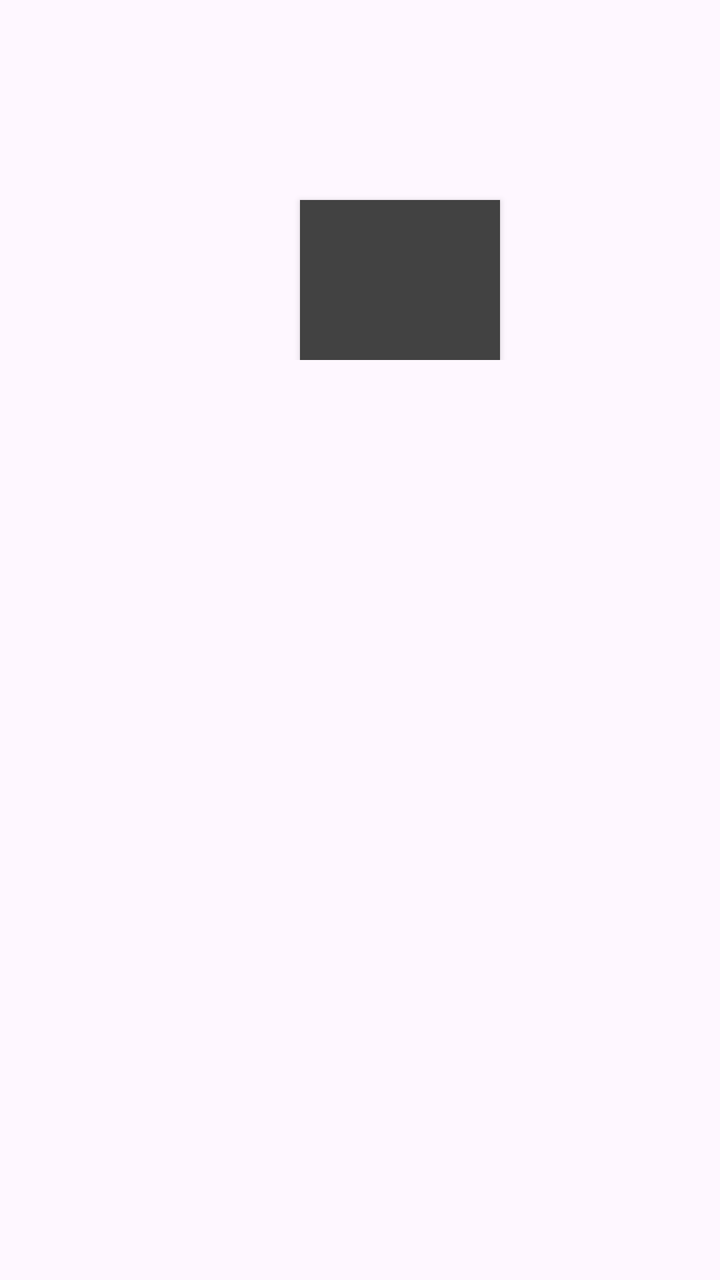
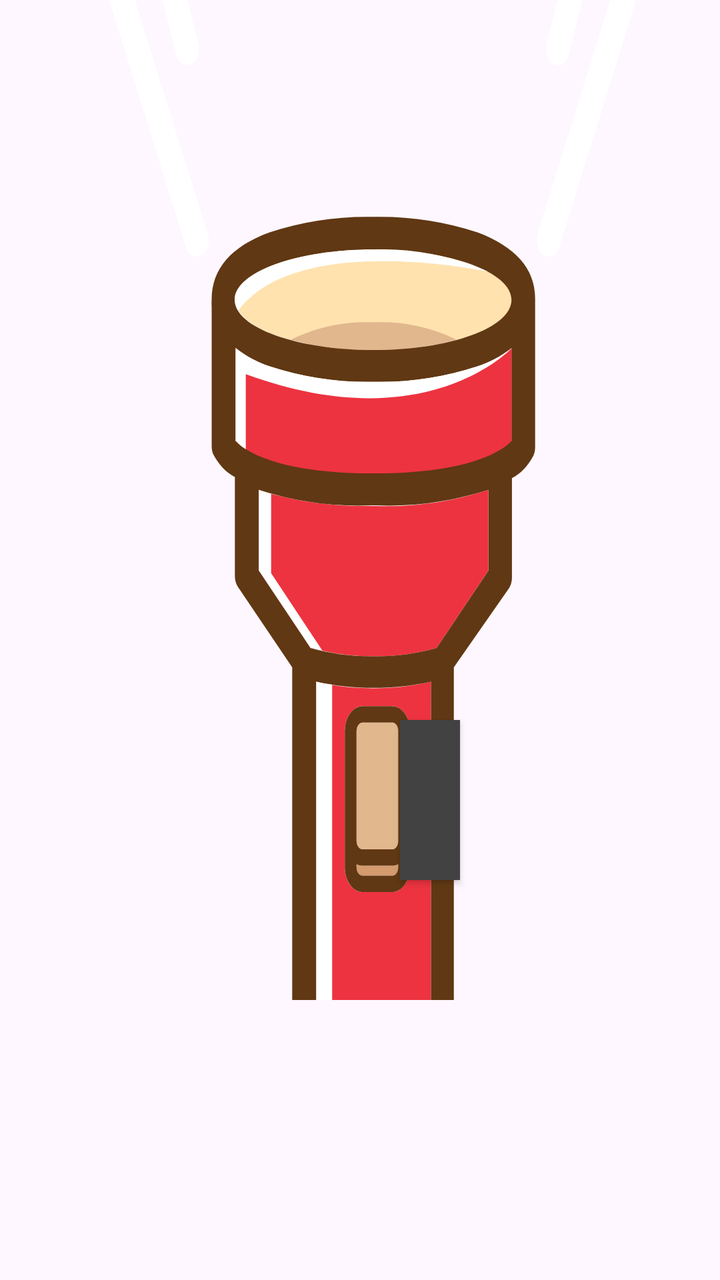

Two renders of the same Android screen: before a commit and after it. Below are the layout's source before the change and the commit's diff.
<!-- AndroidManifest.xml: application theme Theme.FlashTorch -->
<!-- res/layout/fragment_first.xml -->
<?xml version="1.0" encoding="utf-8"?>
<androidx.core.widget.NestedScrollView xmlns:android="http://schemas.android.com/apk/res/android"
    xmlns:app="http://schemas.android.com/apk/res-auto"
    xmlns:tools="http://schemas.android.com/tools"
    android:layout_width="match_parent"
    android:layout_height="match_parent"
    tools:context=".FirstFragment">

    <LinearLayout
        android:layout_width="match_parent"
        android:layout_height="match_parent"
        android:orientation="vertical"


        >
        <Button
            android:id="@+id/flashButton"
            android:layout_width="100dp"
            android:layout_marginStart="150dp"
            android:layout_height="80dp"
            android:background="@color/cardview_dark_background"
            android:layout_marginTop="100dp"

            />



    </LinearLayout>


</androidx.core.widget.NestedScrollView>
<!-- resources referenced by this layout -->
<resources>
  <style name="Theme.FlashTorch" parent="Base.Theme.FlashTorch" />
  <style name="Base.Theme.FlashTorch" parent="Theme.Material3.DayNight.NoActionBar">
          
          
      </style>
</resources>

<!-- the commit's change to res/layout/fragment_first.xml (unified diff, before → after) -->
@@ -10,16 +10,25 @@
         android:layout_width="match_parent"
         android:layout_height="match_parent"
         android:orientation="vertical"
+        android:background="@drawable/flash_1_"
 
 
         >
+        <ImageView
+            android:id="@+id/emmissions"
+            android:layout_width="match_parent"
+            android:layout_height="150dp"
+            android:src="@drawable/flash_4_"
+            android:visibility="invisible"
+            />
         <Button
             android:id="@+id/flashButton"
-            android:layout_width="100dp"
-            android:layout_marginStart="150dp"
+            android:layout_width="30dp"
+            android:layout_marginStart="200dp"
+
             android:layout_height="80dp"
             android:background="@color/cardview_dark_background"
-            android:layout_marginTop="100dp"
+            android:layout_marginTop="210dp"
 
             />
 
<!-- resource entries referenced after the edit -->
@@ -1,5 +1,7 @@
 <!-- resources referenced by this layout -->
 <resources>
+  <!-- drawable flash_1_: vector/xml drawable (drawable, 17281 chars, omitted) -->
+  <!-- drawable flash_4_: vector/xml drawable (drawable, 2878 chars, omitted) -->
   <style name="Theme.FlashTorch" parent="Base.Theme.FlashTorch" />
   <style name="Base.Theme.FlashTorch" parent="Theme.Material3.DayNight.NoActionBar">
           
